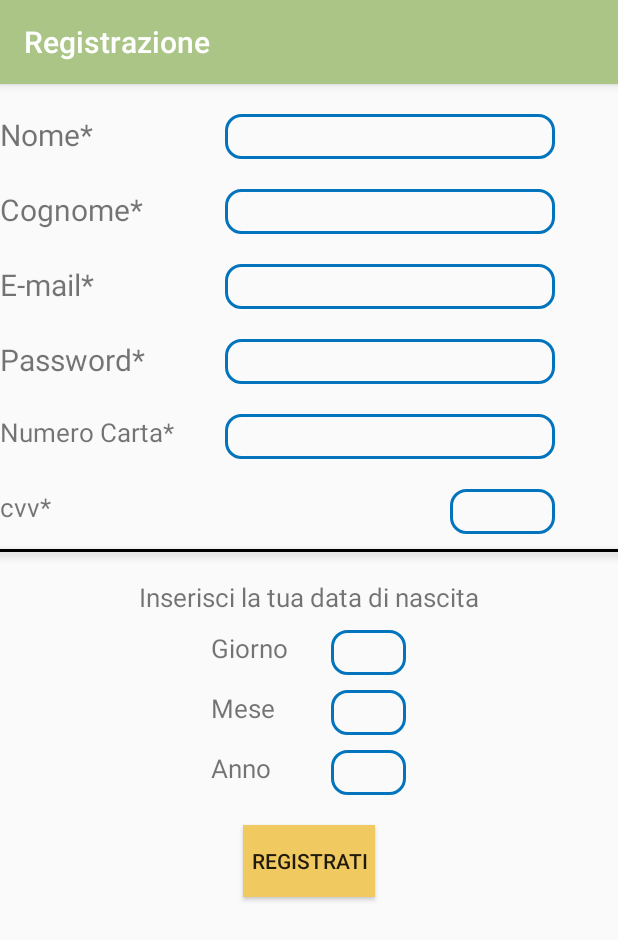
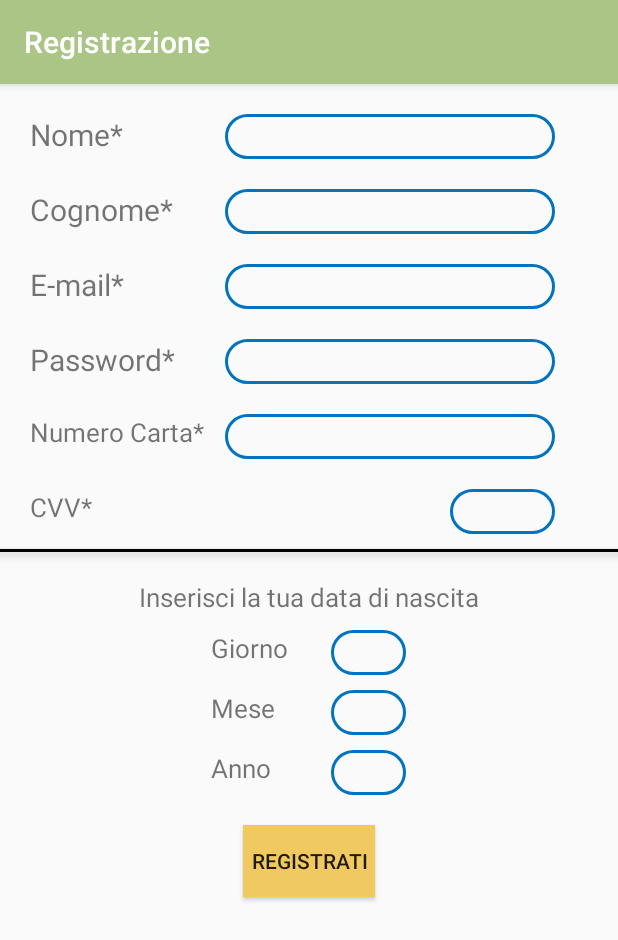
Before and after one commit to kenz097/Gruppo-18-Smart-Farming, an Android app: the Registrazione screen opened directly, with no data from a screen before it, on a phone screen of 412 x 824 dp. Shown: the top 940 px of the screen. Run offline under Robolectric (Android 15) with nearby library versions, the phone set to English and light mode, and no system bars.

Commit message:
Register interface improvement

```diff
--- a/app/src/main/res/drawable/et_style.xml
+++ b/app/src/main/res/drawable/et_style.xml
@@ -3,5 +3,5 @@
     <stroke
         android:width="2dp"
         android:color="#0274be" />
-    <corners android:radius="10dp"/>
+    <corners android:radius="50dp"/>
 </shape>
--- a/app/src/main/res/layout/activity_registrazione.xml
+++ b/app/src/main/res/layout/activity_registrazione.xml
@@ -14,6 +14,7 @@
             android:layout_width="wrap_content"
             android:layout_height="wrap_content"
             android:text="Nome*"
+            android:layout_marginLeft="20dp"
             android:textSize="20sp" />
 
         <EditText
@@ -39,6 +40,7 @@
             android:layout_width="wrap_content"
             android:layout_height="wrap_content"
             android:text="Cognome*"
+            android:layout_marginLeft="20dp"
             android:textSize="20sp" />
 
         <EditText
@@ -64,6 +66,7 @@
             android:layout_width="wrap_content"
             android:layout_height="wrap_content"
             android:text="E-mail*"
+            android:layout_marginLeft="20dp"
             android:textSize="20sp" />
 
         <EditText
@@ -89,6 +92,7 @@
             android:layout_width="wrap_content"
             android:layout_height="wrap_content"
             android:text="Password*"
+            android:layout_marginLeft="20dp"
             android:textSize="20sp" />
 
         <EditText
@@ -114,6 +118,7 @@
             android:layout_width="wrap_content"
             android:layout_height="wrap_content"
             android:text="Numero Carta*"
+            android:layout_marginLeft="20dp"
             android:textSize="17sp" />
 
         <EditText
@@ -138,7 +143,8 @@
         <TextView
             android:layout_width="wrap_content"
             android:layout_height="wrap_content"
-            android:text="cvv*"
+            android:text="CVV*"
+            android:layout_marginLeft="20dp"
             android:textSize="17sp" />
 
         <EditText
```
